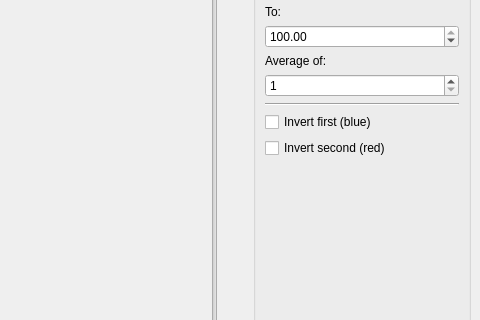
romcsmv/Rasp, file window.ui: the form before one commit; both pictures show x 613 to 1093 and y 124 to 444 of the 1093 by 660 pixel window.
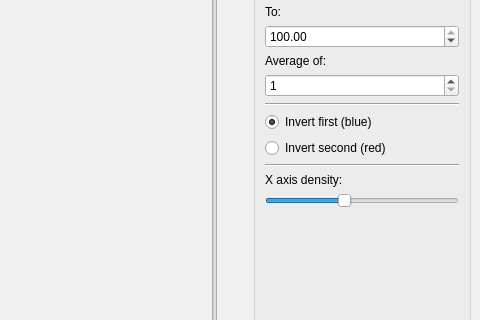
The form after the commit. Custom widgets are drawn as their Qt base class.

Commit message: replaced checkboxes with radiobuttons; add x axis label dencity;

The edit to the form file:
```diff
--- a/window.ui
+++ b/window.ui
@@ -181,16 +181,55 @@
         </widget>
        </item>
        <item>
-        <widget class="QCheckBox" name="invert_1">
+        <widget class="QRadioButton" name="invert_1">
          <property name="text">
           <string>Invert first (blue)</string>
          </property>
+         <property name="checked">
+          <bool>true</bool>
+         </property>
+         <property name="autoExclusive">
+          <bool>true</bool>
+         </property>
         </widget>
        </item>
        <item>
-        <widget class="QCheckBox" name="invert_2">
+        <widget class="QRadioButton" name="invert_2">
          <property name="text">
           <string>Invert second (red)</string>
+         </property>
+         <property name="autoExclusive">
+          <bool>true</bool>
+         </property>
+        </widget>
+       </item>
+       <item>
+        <widget class="Line" name="line_2">
+         <property name="orientation">
+          <enum>Qt::Horizontal</enum>
+         </property>
+        </widget>
+       </item>
+       <item>
+        <widget class="QLabel" name="label_4">
+         <property name="text">
+          <string>X axis density:</string>
+         </property>
+        </widget>
+       </item>
+       <item>
+        <widget class="QSlider" name="x_axis_density">
+         <property name="minimum">
+          <number>5</number>
+         </property>
+         <property name="maximum">
+          <number>30</number>
+         </property>
+         <property name="value">
+          <number>15</number>
+         </property>
+         <property name="orientation">
+          <enum>Qt::Horizontal</enum>
          </property>
         </widget>
        </item>
```
The commit also changes 2 other files.
